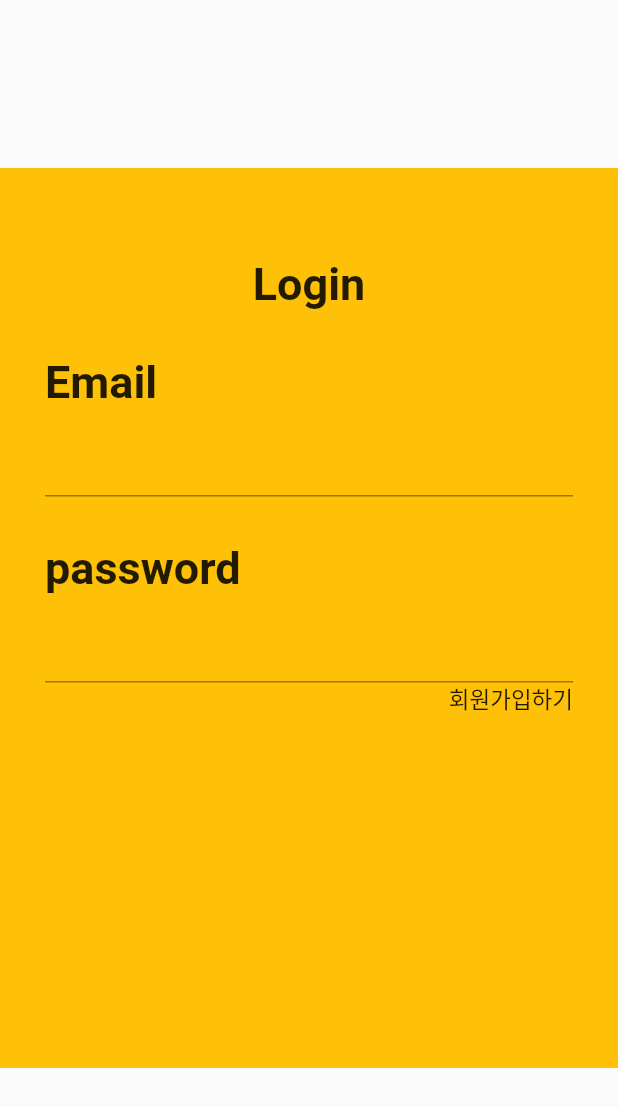
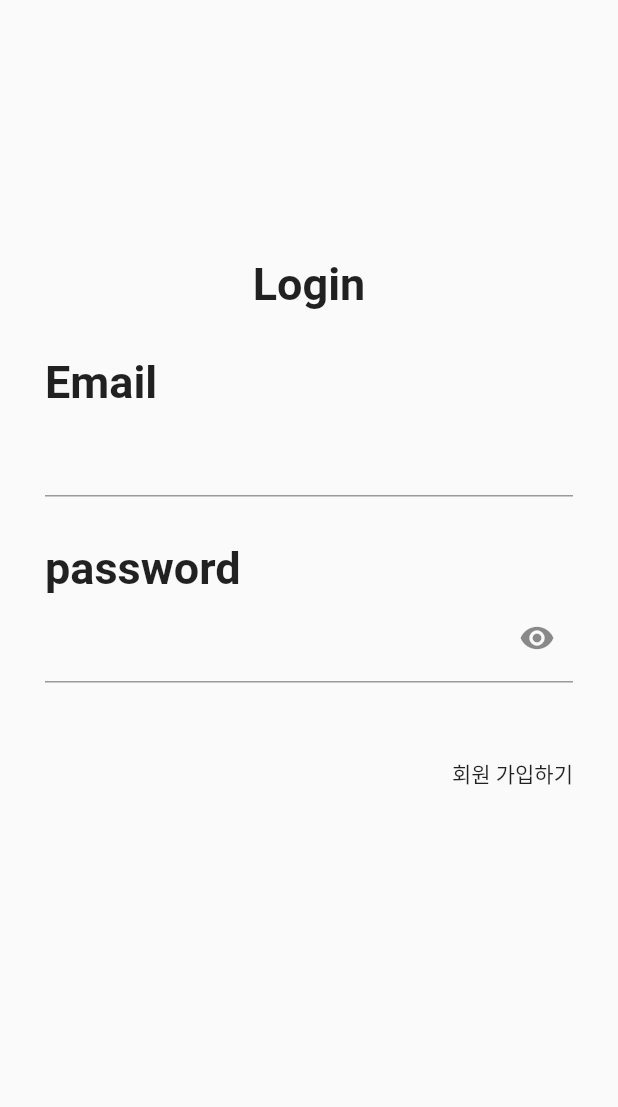
Before and after one commit to devkys/DiveToU, a Flutter app: the screen it shows after launch, on a phone screen of 412 x 824 dp. Shown: the top 1107 px of the screen. Run offline on Flutter 3.47's test engine with Material 2 defaults, Android fonts, the phone set to English and light mode, and no system bars.

Commit message:
add inkwell in login.dart

```diff
--- a/frontend/dream/lib/login.dart
+++ b/frontend/dream/lib/login.dart
@@ -1,4 +1,6 @@
+import 'package:dream/register.dart';
 import 'package:flutter/material.dart';
+import 'package:url_launcher/url_launcher.dart';
 
 
 
@@ -10,6 +12,9 @@ class Login extends StatefulWidget {
 }
 
 class _LoginState extends State<Login> {
+
+  final Uri _url = Uri.parse('https://flutter.dev');
+  bool _isVisible = false;
   @override
   Widget build(BuildContext context) {
     return Scaffold(
@@ -21,8 +26,8 @@ class _LoginState extends State<Login> {
                 Container(
                   height: 600,
                   width: MediaQuery.of(context).size.width,
-                  color: Colors.amber,
-                  child: const Padding(
+                  // color: Colors.amber,
+                  child: Padding(
                     padding: EdgeInsets.all(30.0),
                     child: Column(
                       children: [
@@ -54,12 +59,35 @@ class _LoginState extends State<Login> {
                           )),
                         ),
                         TextField(
+                          obscureText: !_isVisible,
+                          decoration: InputDecoration(
+                            // border: const OutlineInputBorder(),
+                            suffixIcon: IconButton(
+                              icon: Icon(_isVisible ? Icons.visibility_off : Icons.visibility),
+                              onPressed: () => setState(() {
+                                _isVisible = !_isVisible;
+                              })
+                            )
+                          ),
                           style: TextStyle(fontSize: 30, color: Colors.red),
+                        ),
+                        SizedBox(
+                          height: 50,
                         ),
                         Align(
                           alignment: Alignment.bottomRight,
-                          child: Text('회원가입하기', style: TextStyle(fontSize: 15))
-                        ),
+                          child: InkWell(
+                            child: Text("회원 가입하기", style: TextStyle()),
+                            onTap: () {
+                              Navigator.push(
+                                context,
+                                MaterialPageRoute(builder: (context) =>  Register()),
+                              );
+                            },
+
+                          ),
+                        )
+
                       ],
 
                     ),
```
